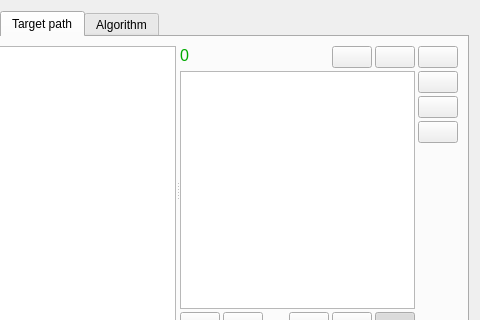
Qt form pyslvs_ui/synthesis/dimensional_synthesis/dimension_widget.ui (KmolYuan/Pyslvs-UI) before a commit; both pictures show x 84 to 564 and y 0 to 320 of the 564 by 682 pixel window.
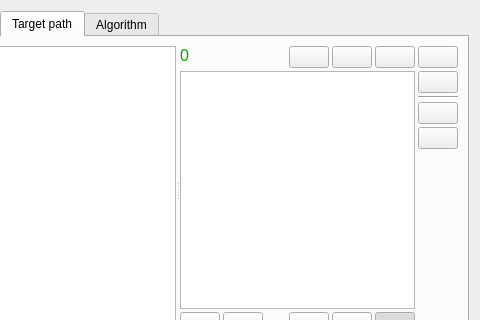
The same form after that commit. The open tabs and pages were chosen to show the change. Icons and pictures are not drawn.

What changed in the file:
```diff
--- a/pyslvs_ui/synthesis/dimensional_synthesis/dimension_widget.ui
+++ b/pyslvs_ui/synthesis/dimensional_synthesis/dimension_widget.ui
@@ -191,6 +191,10 @@
              <number>3</number>
             </property>
             <item>
+             <layout class="QHBoxLayout" name="horizontalLayout_5">
+              <item>
+               <layout class="QVBoxLayout" name="verticalLayout_8">
+                <item>
              <layout class="QHBoxLayout" name="horizontalLayout_2">
               <item>
                <widget class="QLabel" name="point_num">
@@ -254,10 +258,6 @@
              </layout>
             </item>
             <item>
-             <layout class="QHBoxLayout" name="horizontalLayout_5">
-              <item>
-               <layout class="QVBoxLayout" name="verticalLayout_8">
-                <item>
                  <widget class="QListWidget" name="path_list"/>
                 </item>
                 <item>
@@ -342,17 +342,6 @@
               </item>
               <item>
                <layout class="QVBoxLayout" name="verticalLayout_3">
-                <item>
-                 <widget class="QPushButton" name="path_adjust_button">
-                  <property name="statusTip">
-                   <string>Adjust the target path.</string>
-                  </property>
-                  <property name="icon">
-                   <iconset resource="../../icons.qrc">
-                    <normaloff>:/icons/formula.png</normaloff>:/icons/formula.png</iconset>
-                  </property>
-                 </widget>
-                </item>
                 <item>
                  <widget class="QPushButton" name="import_xlsx_button">
                   <property name="toolTip">
@@ -370,8 +359,8 @@
                   </property>
                   <property name="iconSize">
                    <size>
-                    <width>20</width>
-                    <height>20</height>
+                    <width>40</width>
+                    <height>40</height>
                    </size>
                   </property>
                  </widget>
@@ -393,8 +382,46 @@
                   </property>
                   <property name="iconSize">
                    <size>
-                    <width>20</width>
-                    <height>20</height>
+                    <width>40</width>
+                    <height>40</height>
+                   </size>
+                  </property>
+                 </widget>
+                </item>
+                <item>
+                 <widget class="Line" name="line">
+                  <property name="orientation">
+                   <enum>Qt::Horizontal</enum>
+                  </property>
+                 </widget>
+                </item>
+                <item>
+                 <widget class="QPushButton" name="path_adjust_button">
+                  <property name="statusTip">
+                   <string>Adjust the target path.</string>
+                  </property>
+                  <property name="icon">
+                   <iconset resource="../../icons.qrc">
+                    <normaloff>:/icons/formula.png</normaloff>:/icons/formula.png</iconset>
+                  </property>
+                  <property name="iconSize">
+                   <size>
+                    <width>40</width>
+                    <height>40</height>
+                   </size>
+                  </property>
+                 </widget>
+                </item>
+                <item>
+                 <widget class="QPushButton" name="efd_button">
+                  <property name="icon">
+                   <iconset resource="../../icons.qrc">
+                    <normaloff>:/icons/efd.png</normaloff>:/icons/efd.png</iconset>
+                  </property>
+                  <property name="iconSize">
+                   <size>
+                    <width>40</width>
+                    <height>40</height>
                    </size>
                   </property>
                  </widget>
```
Left out of the diff: 3 changed lines with no effect on the pictures. Lines whose indentation alone changed are shown as unchanged.
